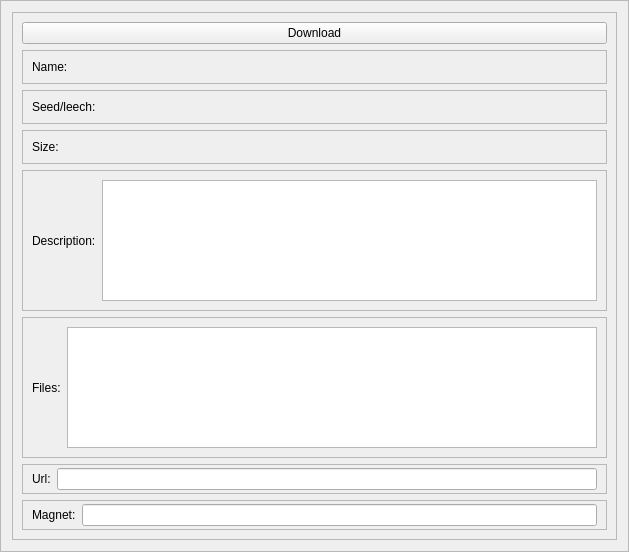
Qt form weboob/applications/qcineoob/ui/torrent.ui (laurentb/weboob) before a commit.
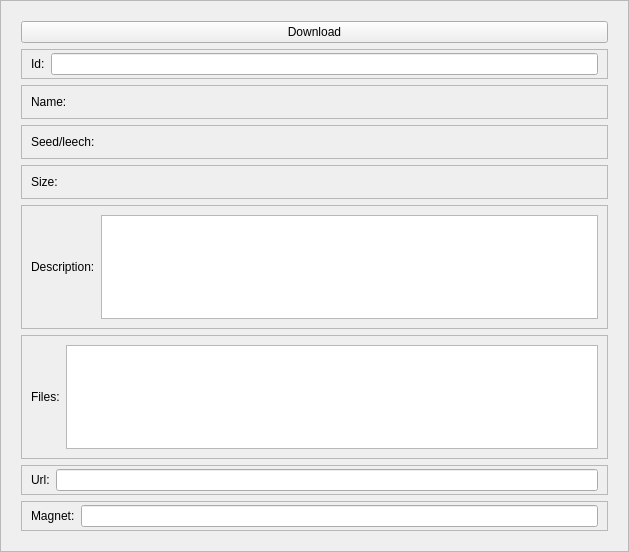
The same form after that commit.

The edit to the form file:
```diff
--- a/weboob/applications/qcineoob/ui/torrent.ui
+++ b/weboob/applications/qcineoob/ui/torrent.ui
@@ -41,7 +41,7 @@
       </size>
      </property>
      <property name="frameShape">
-      <enum>QFrame::StyledPanel</enum>
+      <enum>QFrame::NoFrame</enum>
      </property>
      <property name="frameShadow">
       <enum>QFrame::Raised</enum>
@@ -54,6 +54,47 @@
         </property>
        </widget>
       </item>
+      <item>
+       <widget class="QFrame" name="idFrame">
+        <property name="maximumSize">
+         <size>
+          <width>16777215</width>
+          <height>40</height>
+         </size>
+        </property>
+        <property name="frameShape">
+         <enum>QFrame::StyledPanel</enum>
+        </property>
+        <property name="frameShadow">
+         <enum>QFrame::Raised</enum>
+        </property>
+        <layout class="QHBoxLayout" name="horizontalLayout_13">
+         <property name="topMargin">
+          <number>3</number>
+         </property>
+         <property name="bottomMargin">
+          <number>3</number>
+         </property>
+         <item>
+          <widget class="QLabel" name="label_9">
+           <property name="text">
+            <string>Id:</string>
+           </property>
+          </widget>
+         </item>
+         <item>
+          <widget class="QLineEdit" name="idEdit">
+           <property name="alignment">
+            <set>Qt::AlignCenter</set>
+           </property>
+           <property name="readOnly">
+            <bool>true</bool>
+           </property>
+          </widget>
+         </item>
+        </layout>
+       </widget>
+      </item>
       <item>
        <widget class="QFrame" name="frame_9">
         <property name="maximumSize">
```
